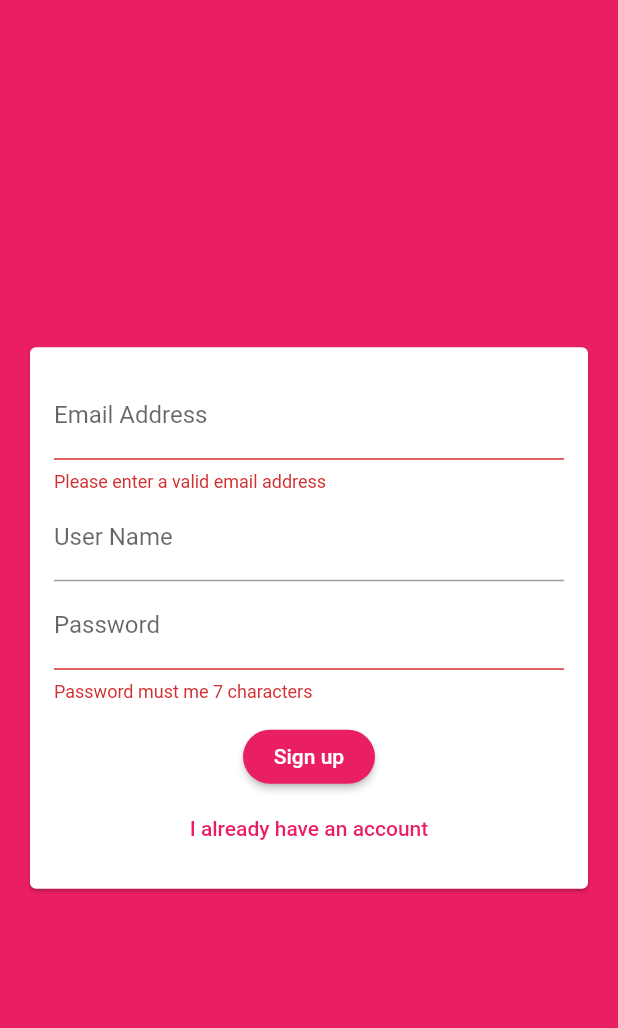
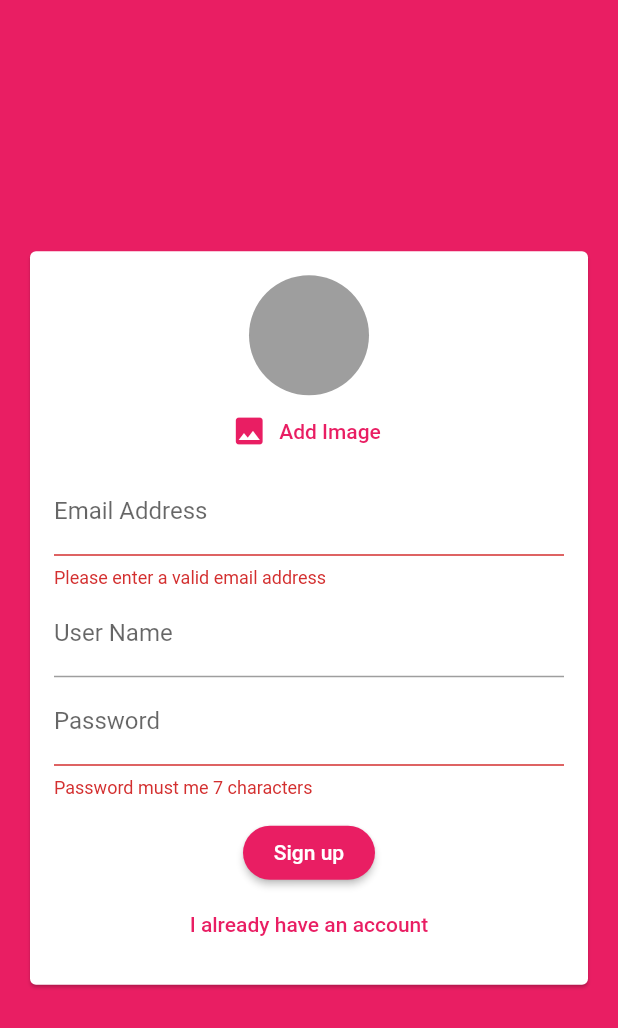
Before and after one commit to diehard04/Cheetoo_flutter, a Flutter app: the screen it shows after launch, after a tap on "login", after a tap on "Create New Account", on a phone screen of 412 x 824 dp. Shown: the top 1028 px of the screen. Run offline on Flutter 3.47's test engine with Material 2 defaults, Android fonts, the phone set to English and light mode, and no system bars; our stand-ins replace cloud_firestore, firebase_auth, image_picker; accounts and stored records are empty.

Commit message:
image picker done

```diff
--- a/lib/widgets/auth/auth_form.dart
+++ b/lib/widgets/auth/auth_form.dart
@@ -1,3 +1,4 @@
+import 'package:cheetoo/widgets/auth/user_image_picker.dart';
 import 'package:flutter/material.dart';
 
 class AuthForm extends StatefulWidget {
@@ -54,6 +55,7 @@ class _AuthFormState extends State<AuthForm> {
                 child: Column(
                   mainAxisSize: MainAxisSize.min,
                   children: <Widget>[
+                    if (!_isLogin) UserImagePicker(),
                     TextFormField(
                       key: ValueKey('email'),
                       validator: (value) {
--- a/lib/widgets/auth/user_image_picker.dart
+++ b/lib/widgets/auth/user_image_picker.dart
@@ -1,14 +1,24 @@
 import 'package:flutter/material.dart';
+import 'package:image_picker/image_picker.dart';
+import 'dart:io';
 
 class UserImagePicker extends StatefulWidget {
   @override
   State<StatefulWidget> createState() {
     // TODO: implement createState
-    new _UserImagePickerState();
+    return new _UserImagePickerState();
   }
 }
 
 class _UserImagePickerState extends State<UserImagePicker> {
+  File _pickedImage;
+  void _pickImage() async {
+    final pickedImageFile = await ImagePicker.pickImage(source: ImageSource.camera);
+    setState(() {
+      _pickedImage = pickedImageFile;
+    });
+  }
+
   @override
   Widget build(BuildContext context) {
     // TODO: implement build
@@ -16,10 +26,12 @@ class _UserImagePickerState extends State<UserImagePicker> {
       children: <Widget>[
         CircleAvatar(
           radius: 40,
+          backgroundColor: Colors.grey,
+          backgroundImage: _pickedImage !=null ? FileImage(_pickedImage): null,
         ),
         FlatButton.icon(
             textColor: Theme.of(context).primaryColor,
-            onPressed: () {},
+            onPressed: _pickImage,
             icon: Icon(Icons.image),
             label: Text('Add Image')),
       ],
```
